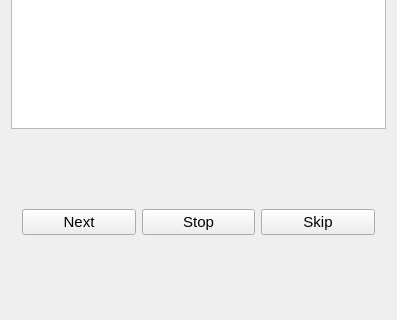
This is curve/macrosdialog.ui in SoloMainDeveloper/TurbineQC as Qt 5 draws it before an edit; both pictures show x 0 to 397 and y 382 to 702 of the 397 by 702 pixel window. The edited form follows.
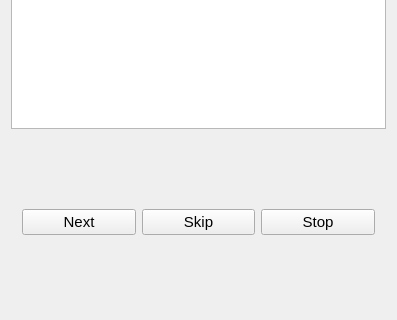
This is the edited form. The open tabs and pages were chosen to show the change.

```diff
--- a/curve/macrosdialog.ui
+++ b/curve/macrosdialog.ui
@@ -250,7 +250,7 @@
          </property>
         </widget>
        </item>
-       <item row="0" column="1">
+       <item row="0" column="4">
         <widget class="QPushButton" name="stopDebugButton">
          <property name="font">
           <font>
```
Left out of the diff: 2 changed lines with no effect on the pictures.
